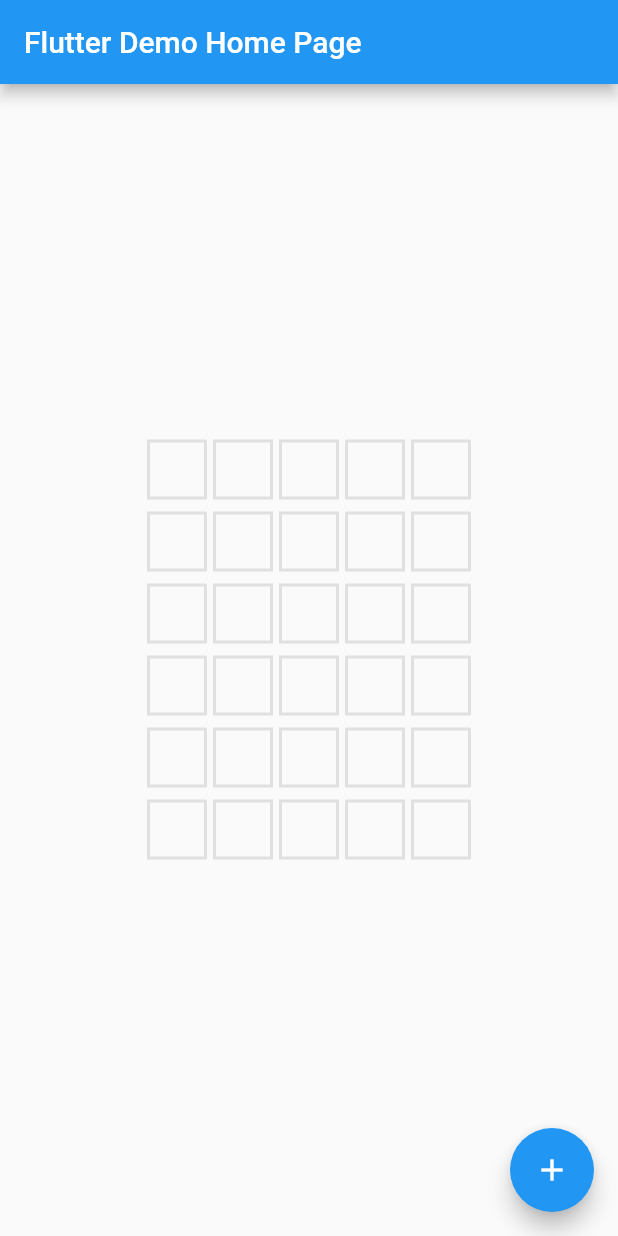
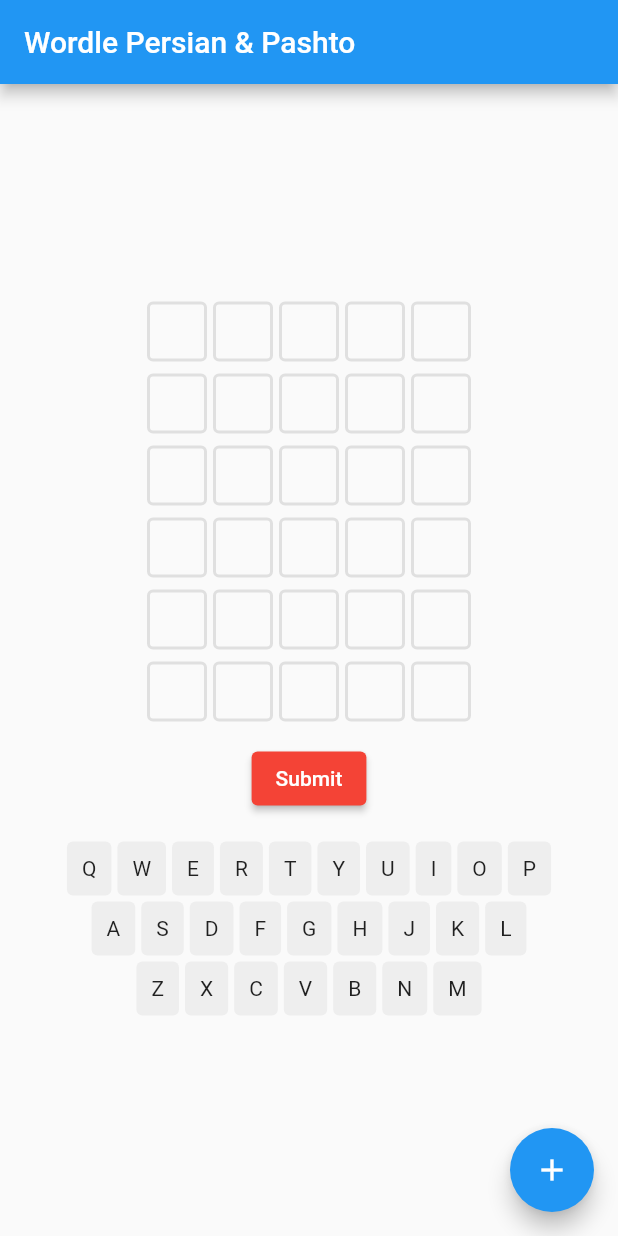
Before and after one commit to matiullah-karimi/wordle_fa_pa, a Flutter app: the screen it shows after launch, on a phone screen of 412 x 824 dp. Run offline on Flutter 3.47's test engine with Material 2 defaults, Android fonts, the phone set to English and light mode, and no system bars.

Commit message:
Add keyboad widgets

```diff
--- /dev/null
+++ b/lib/data/keyboard.dart
@@ -0,0 +1,11 @@
+const kEnglishKeys = [
+  ['Q', 'W', 'E', 'R', 'T', 'Y', 'U', 'I', 'O', 'P'],
+  ['A', 'S', 'D', 'F', 'G', 'H', 'J', 'K', 'L'],
+  ['Z', 'X', 'C', 'V', 'B', 'N', 'M'],
+];
+
+const kPersianKeys = [
+  ['ض', 'ص', 'ث', 'ق', 'ف', 'غ', 'ع', 'ه', 'خ', 'ح', 'ج', 'چ'],
+  ['ش', 'س', 'ی', 'ب', 'ل', 'ا', 'ت', 'ن', 'م', 'ک', 'گ'],
+  ['ظ', 'ط', 'ز', 'ر', 'ذ', 'د', 'و', 'پ', 'ژ', 'آ'],
+];
--- a/lib/main.dart
+++ b/lib/main.dart
@@ -1,5 +1,6 @@
 import 'package:flutter/material.dart';
 import 'package:wordle_fa_pa/widgets/grid/grid.dart';
+import 'package:wordle_fa_pa/widgets/keyboard.dart';
 
 void main() {
   runApp(const MyApp());
@@ -14,7 +15,7 @@
       theme: ThemeData(
         primarySwatch: Colors.blue,
       ),
-      home: const MyHomePage(title: 'Flutter Demo Home Page'),
+      home: const MyHomePage(title: 'Wordle Persian & Pashto'),
     );
   }
 }
@@ -29,14 +30,19 @@
 }
 
 class _MyHomePageState extends State<MyHomePage> {
-  int _counter = 0;
   List<String> guesses = [];
   String currentGuess = '';
 
   void _incrementCounter() {
-    setState(() {
-      _counter++;
-    });
+    setState(() {});
+  }
+
+  void onChar(String value) {
+    if (currentGuess.length < 5 && guesses.length < 6) {
+      setState(() {
+        currentGuess = currentGuess + value;
+      });
+    }
   }
 
   @override
@@ -49,7 +55,17 @@
         child: Column(
           mainAxisAlignment: MainAxisAlignment.center,
           children: <Widget>[
-            Grid(guesses: guesses, currentGuess: currentGuess)
+            Grid(guesses: guesses, currentGuess: currentGuess),
+            ElevatedButton(
+              style: ElevatedButton.styleFrom(
+                primary: Colors.primaries[0], // background
+                onPrimary: Colors.white, // foreground
+              ),
+              onPressed: () {},
+              child: const Text('Submit'),
+            ),
+            const SizedBox(height: 16),
+            Keyboard(guesses: guesses, onChar: onChar)
           ],
         ),
       ),
--- a/lib/widgets/grid/cell.dart
+++ b/lib/widgets/grid/cell.dart
@@ -17,12 +17,12 @@
       height: 40,
       margin: const EdgeInsets.symmetric(horizontal: 2),
       decoration: BoxDecoration(
-        border: Border.all(
-          color: Colors.grey.shade300,
-          width: 2,
-        ),
-      ),
-      child: Text(value ?? ''),
+          border: Border.all(
+            color: Colors.grey.shade300,
+            width: 2,
+          ),
+          borderRadius: BorderRadius.circular(4)),
+      child: Center(child: Text(value ?? '')),
     );
   }
 }
--- /dev/null
+++ b/lib/widgets/keyboard.dart
@@ -0,0 +1,35 @@
+import 'package:flutter/material.dart';
+import 'package:wordle_fa_pa/data/keyboard.dart';
+import 'package:wordle_fa_pa/widgets/keyboard/key.dart';
+
+class Keyboard extends StatelessWidget {
+  final Function(String char) onChar;
+  final List<String> guesses;
+  const Keyboard({Key? key, required this.guesses, required this.onChar})
+      : super(key: key);
+
+  @override
+  Widget build(BuildContext context) {
+    List<Row> keyboardLines = [];
+
+    for (var line in kEnglishKeys) {
+      List<KeyboardKey> keys = [];
+
+      for (var key in line) {
+        keys.add(KeyboardKey(
+          value: key,
+          onClick: (String value) => onChar(value),
+        ));
+      }
+
+      keyboardLines.add(Row(
+        children: keys,
+        mainAxisAlignment: MainAxisAlignment.center,
+      ));
+    }
+
+    return Column(
+      children: keyboardLines,
+    );
+  }
+}
--- /dev/null
+++ b/lib/widgets/keyboard/key.dart
@@ -0,0 +1,24 @@
+import 'package:flutter/material.dart';
+
+class KeyboardKey extends StatelessWidget {
+  final String value;
+  final Function(String value) onClick;
+  const KeyboardKey({Key? key, required this.value, required this.onClick})
+      : super(key: key);
+
+  @override
+  Widget build(BuildContext context) {
+    return GestureDetector(
+      onTap: () => onClick(value),
+      child: Container(
+        padding: const EdgeInsets.all(10),
+        margin: const EdgeInsets.all(2),
+        decoration: BoxDecoration(
+          color: Colors.grey.shade200,
+          borderRadius: BorderRadius.circular(4),
+        ),
+        child: Center(child: Text(value)),
+      ),
+    );
+  }
+}
```
